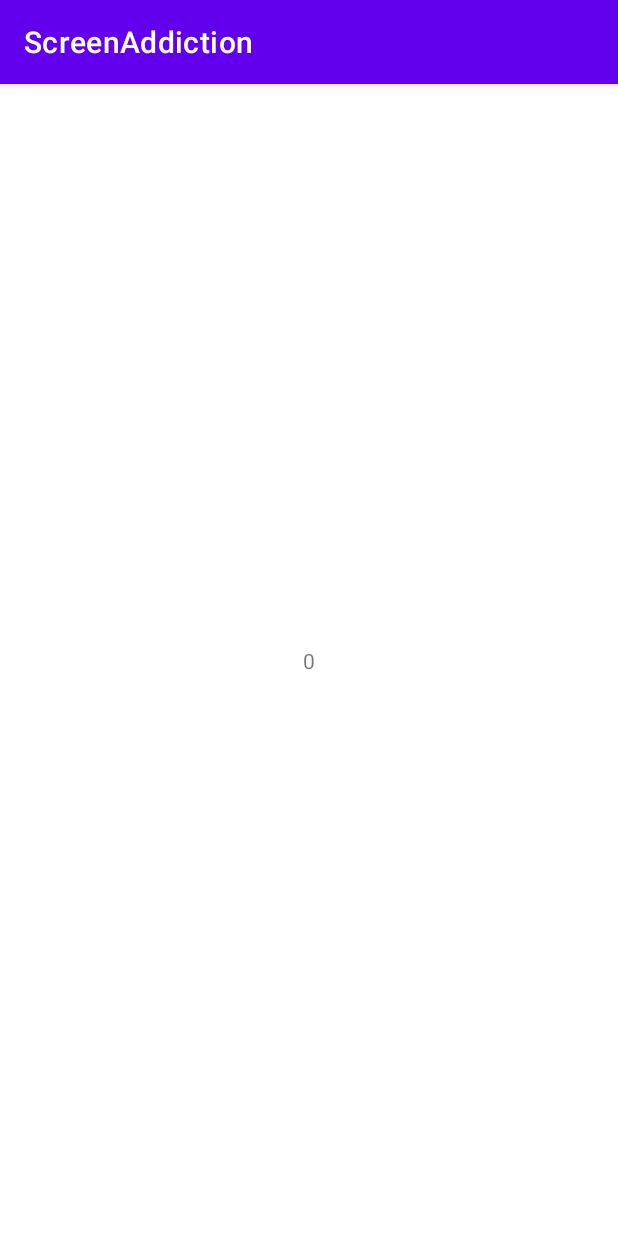
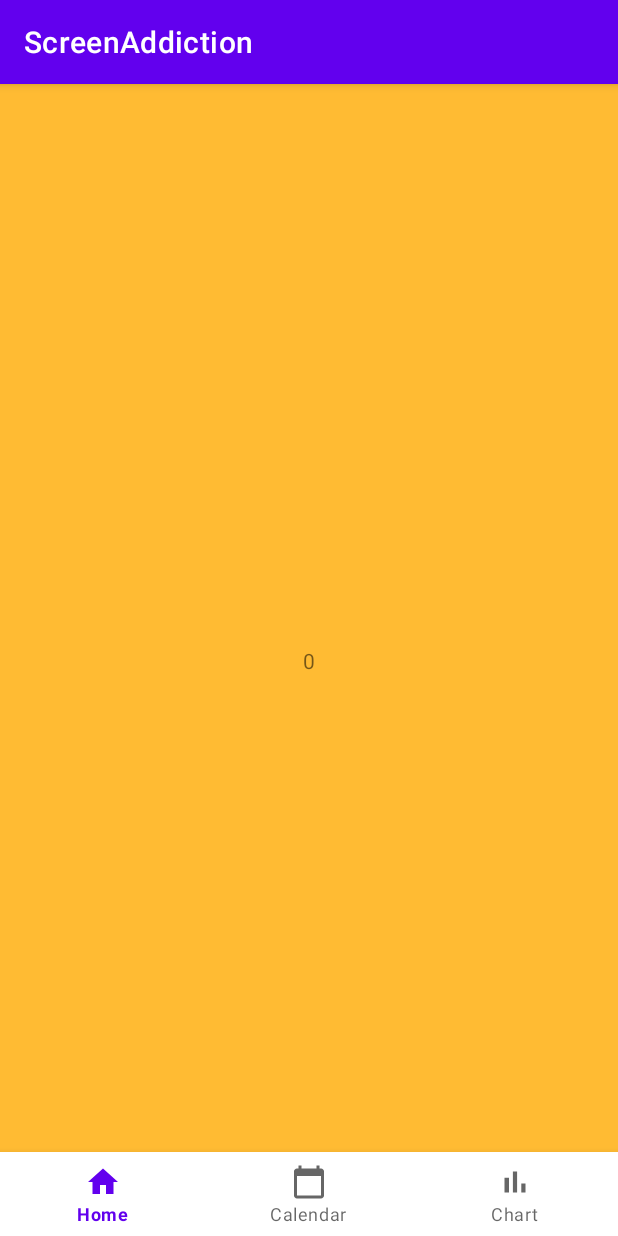
Before and after one commit to antagligen/ScreenAddiction, an Android app: the screen it shows after launch (MainActivity), on a phone screen of 412 x 824 dp. Run offline under Robolectric (Android 15) with nearby library versions, the phone set to English and light mode, and no system bars.

Commit message:
Added menu listener and all fragments.

```diff
--- /dev/null
+++ b/app/src/main/java/com/example/screenaddiction/HomeFragment.kt
@@ -0,0 +1,37 @@
+package com.example.screenaddiction
+
+import android.os.Bundle
+import android.view.LayoutInflater
+import android.view.ViewGroup
+import androidx.fragment.app.Fragment
+import android.view.View
+import android.widget.TextView
+import androidx.activity.viewModels
+import androidx.fragment.app.activityViewModels
+import com.google.android.material.bottomnavigation.BottomNavigationView
+
+
+class HomeFragment : Fragment(R.layout.fragment_home) {
+    private val model: CounterViewModel by activityViewModels()
+
+
+
+    override fun onViewCreated(view: View, savedInstanceState: Bundle?) {
+        super.onViewCreated(view, savedInstanceState)
+
+
+
+
+
+
+        //Observe the counter in the viewmodel and update the GUI with the value.
+        model.counter.observe(viewLifecycleOwner) {
+          view.findViewById<TextView>(R.id.uiScreenCounter).text = it.toString()
+        }
+    }
+
+
+
+}
+
+//https://www.youtube.com/watch?v=tPV8xA7m-iw
--- a/app/src/main/java/com/example/screenaddiction/MainActivity.kt
+++ b/app/src/main/java/com/example/screenaddiction/MainActivity.kt
@@ -5,11 +5,14 @@ import android.content.Context
 import android.content.SharedPreferences
 import androidx.appcompat.app.AppCompatActivity
 import android.os.Bundle
+import android.view.MenuItem
 import android.widget.TextView
 import androidx.activity.viewModels
+import androidx.fragment.app.Fragment
 import java.text.SimpleDateFormat
 import java.util.*
 import androidx.lifecycle.ViewModel
+import com.google.android.material.bottomnavigation.BottomNavigationView
 
 
 class MainActivity : AppCompatActivity() {
@@ -19,17 +22,49 @@ class MainActivity : AppCompatActivity() {
     private val model: CounterViewModel by viewModels()
 
 
+
+
+
+
     override fun onCreate(savedInstanceState: Bundle?) {
         super.onCreate(savedInstanceState)
         setContentView(R.layout.activity_main)
 
-        ForegroundService.startService(this, "wolololo")
-        //Observe the counter in the viewmodel and update the GUI with the value.
-        model.counter.observe(this) {
-            findViewById<TextView>(R.id.uiScreenCounter).text = it.toString()
+        //Find the navigation menu and create the listener to switch between fragments based on clicks.
+        val bottomNav: BottomNavigationView = findViewById(R.id.bottom_navigation)
+
+        bottomNav.setOnNavigationItemSelectedListener {
+            when(it.itemId){
+                R.id.nav_home-> {
+                    loadFragment(HomeFragment())
+                }
+                R.id.nav_chart-> {
+                    loadFragment(ChartFragment())
+                }
+                R.id.nav_calendar-> {
+                    loadFragment(CalendarFragment())
+                }
+            }
+            false
 
         }
+        //Start the foreground service to make us able to count while the app is turned off.
+        ForegroundService.startService(this, "wolololo")
+
+        //Create the real fragment, home_fragment, replace the dummy fragment_container from
+        //main.xml
+
+        loadFragment(HomeFragment())
 
     }
+    //Function to switch between fragments.
+    private fun loadFragment(fragment: Fragment){
+        supportFragmentManager
+            .beginTransaction()
+            .replace(R.id.fragment_container, fragment)
+            .addToBackStack(null)
+            .commit()
+    }
+
 
 }
--- /dev/null
+++ b/app/src/main/res/drawable/ic_baseline_bar_chart_24.xml
@@ -0,0 +1,10 @@
+<vector xmlns:android="http://schemas.android.com/apk/res/android"
+    android:width="24dp"
+    android:height="24dp"
+    android:viewportWidth="24"
+    android:viewportHeight="24"
+    android:tint="?attr/colorControlNormal">
+  <path
+      android:fillColor="@android:color/white"
+      android:pathData="M5,9.2h3L8,19L5,19zM10.6,5h2.8v14h-2.8zM16.2,13L19,13v6h-2.8z"/>
+</vector>
--- /dev/null
+++ b/app/src/main/res/drawable/ic_baseline_calendar_today_24.xml
@@ -0,0 +1,10 @@
+<vector xmlns:android="http://schemas.android.com/apk/res/android"
+    android:width="24dp"
+    android:height="24dp"
+    android:viewportWidth="24"
+    android:viewportHeight="24"
+    android:tint="?attr/colorControlNormal">
+  <path
+      android:fillColor="@android:color/white"
+      android:pathData="M20,3h-1L19,1h-2v2L7,3L7,1L5,1v2L4,3c-1.1,0 -2,0.9 -2,2v16c0,1.1 0.9,2 2,2h16c1.1,0 2,-0.9 2,-2L22,5c0,-1.1 -0.9,-2 -2,-2zM20,21L4,21L4,8h16v13z"/>
+</vector>
--- /dev/null
+++ b/app/src/main/res/drawable/ic_baseline_home_24.xml
@@ -0,0 +1,10 @@
+<vector xmlns:android="http://schemas.android.com/apk/res/android"
+    android:width="24dp"
+    android:height="24dp"
+    android:viewportWidth="24"
+    android:viewportHeight="24"
+    android:tint="?attr/colorControlNormal">
+  <path
+      android:fillColor="@android:color/white"
+      android:pathData="M10,20v-6h4v6h5v-8h3L12,3 2,12h3v8z"/>
+</vector>
--- a/app/src/main/res/layout/activity_main.xml
+++ b/app/src/main/res/layout/activity_main.xml
@@ -6,15 +6,23 @@
     android:layout_height="match_parent"
     tools:context=".MainActivity">
 
-    <TextView
-        android:id="@+id/uiScreenCounter"
-        android:layout_width="wrap_content"
+
+
+
+    <FrameLayout
+        android:id="@+id/fragment_container"
+        android:layout_width="match_parent"
+        android:layout_height="match_parent"
+        app:layout_constraintTop_toTopOf="@+id/bottom_navigation" />
+
+    <com.google.android.material.bottomnavigation.BottomNavigationView
+        android:id="@+id/bottom_navigation"
+        android:layout_width="match_parent"
         android:layout_height="wrap_content"
-        android:text="@string/uiScreenCounter"
         app:layout_constraintBottom_toBottomOf="parent"
-        app:layout_constraintEnd_toEndOf="parent"
-        app:layout_constraintHorizontal_bias="0.5"
-        app:layout_constraintStart_toStartOf="parent"
-        app:layout_constraintTop_toTopOf="parent" />
+        app:menu="@menu/bottom_nav"
+        android:background="?android:attr/windowBackground"
+        tools:ignore="InvalidId" />
+
 
 </androidx.constraintlayout.widget.ConstraintLayout>
--- /dev/null
+++ b/app/src/main/res/layout/fragment_home.xml
@@ -0,0 +1,34 @@
+<?xml version="1.0" encoding="utf-8"?>
+<androidx.constraintlayout.widget.ConstraintLayout android:id="@+id/fragment_home"
+    xmlns:android="http://schemas.android.com/apk/res/android"
+    android:layout_width="match_parent"
+    android:layout_height="match_parent"
+    android:background="@android:color/holo_orange_light"
+    xmlns:app="http://schemas.android.com/apk/res-auto">
+
+
+    <TextView
+        android:id="@+id/uiScreenCounter"
+        android:layout_width="wrap_content"
+        android:layout_height="wrap_content"
+        app:layout_constraintBottom_toBottomOf="parent"
+        app:layout_constraintEnd_toEndOf="parent"
+        app:layout_constraintStart_toStartOf="parent"
+        app:layout_constraintTop_toTopOf="parent"
+
+    />
+
+<!--    <TextView
+        android:id="@+id/uiScreenCounter"
+        android:layout_width="wrap_content"
+        android:layout_height="wrap_content"
+        android:layout_constraintHorizontal_bias="0.5"
+        android:layout_constraintBottom_toBottomOf="parent"
+        android:layout_constraintEnd_toEndOf="parent"
+        android:layout_constraintStart_toStartOf="parent"
+        android:layout_constraintTop_toTopOf="parent"
+        android:text="@string/uiScreenCounter"
+        android:textSize="34sp"
+         /> -->
+
+</androidx.constraintlayout.widget.ConstraintLayout>
--- /dev/null
+++ b/app/src/main/res/menu/bottom_nav.xml
@@ -0,0 +1,25 @@
+<?xml version="1.0" encoding="utf-8"?>
+<menu xmlns:android="http://schemas.android.com/apk/res/android">
+
+    <item
+        android:id="@+id/nav_home"
+        android:icon="@drawable/ic_baseline_home_24"
+        android:title="Home">
+    </item>
+
+    <item
+        android:id="@+id/nav_calendar"
+        android:icon="@drawable/ic_baseline_calendar_today_24"
+        android:title="Calendar">
+    </item>
+
+    <item
+        android:id="@+id/nav_chart"
+        android:icon="@drawable/ic_baseline_bar_chart_24"
+        android:title="Chart">
+    </item>
+
+
+
+
+</menu>
--- a/app/src/main/res/values/strings.xml
+++ b/app/src/main/res/values/strings.xml
@@ -1,4 +1,5 @@
 <resources>
     <string name="app_name">ScreenAddiction</string>
     <string name="uiScreenCounter">Addiction level: </string>
+
 </resources>
--- a/build.gradle
+++ b/build.gradle
@@ -18,7 +18,7 @@ allprojects {
     repositories {
         google()
         mavenCentral()
-        jcenter() // Warning: this repository is going to shut down soon
+
     }
 }
 
```
Also changed, not shown: app/build.gradle (+7 -5 lines), app/src/main/java/com/example/screenaddiction/CalendarFragment.kt (added, +29 -0 lines), app/src/main/java/com/example/screenaddiction/ChartFragment.kt (added, +26 -0 lines), app/src/main/res/layout/fragment_calendar.xml (added, +12 -0 lines), app/src/main/res/layout/fragment_chart.xml (added, +25 -0 lines).
